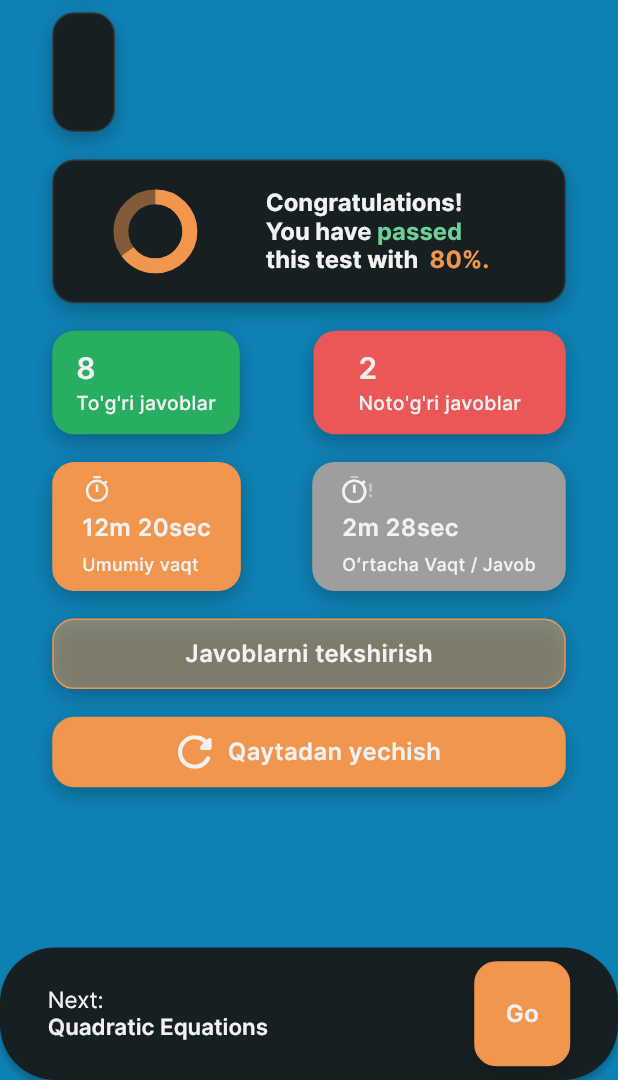
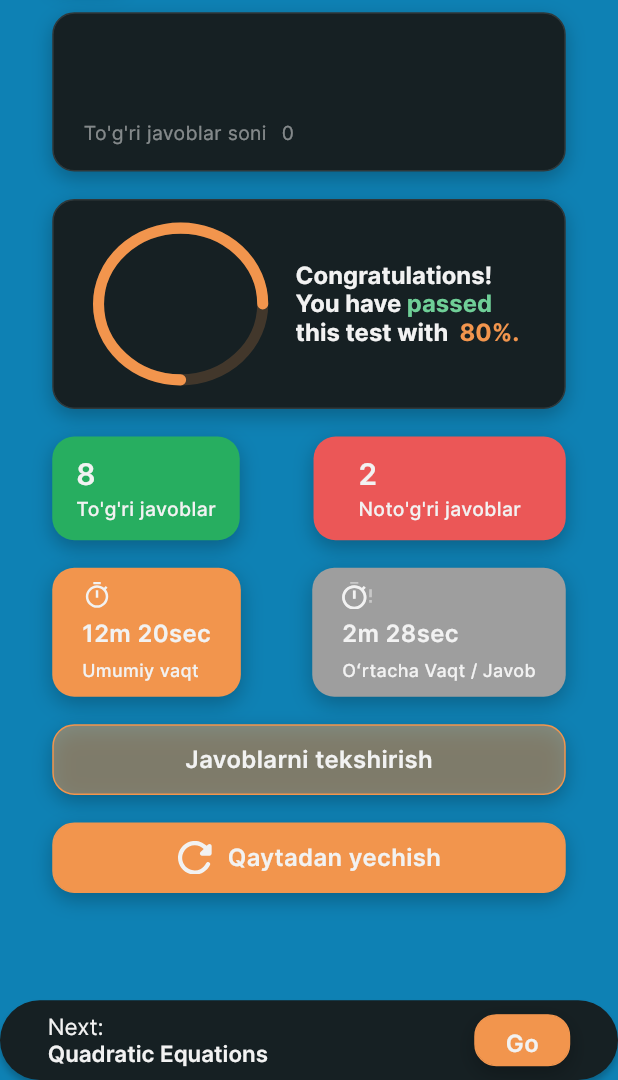
Before and after one commit to Yorq1nnur/my_quiz_app, a Flutter app: the ResultScreen screen opened directly with empty values, on a phone screen of 412 x 824 dp, the part 156-1236 px from its top. Run offline on Flutter 3.47's test engine with Material 3 defaults, Android fonts, the phone set to English and light mode, and no system bars; drawn by our look-alikes of zoom_tap_animation; our stand-ins replace flutter_screenutil, flutter_svg, lottie; missing offline and left inert: dart:ffi; project files that could hold a hidden picture were left out.

Commit message:
First ResultScreen

```diff
--- a/lib/screens/result_screen/get_subject_item.dart
+++ b/lib/screens/result_screen/get_subject_item.dart
@@ -1,15 +1,15 @@
 import 'package:flutter/material.dart';
 import 'package:flutter_screenutil/flutter_screenutil.dart';
-
 import '../../utils/colors/app_colors.dart';
 import '../../utils/styles/app_text_style.dart';
 
 class GetSubjectItem extends StatelessWidget {
   const GetSubjectItem(
-      {super.key, required this.subjectName, required this.subjectDescription});
+      {super.key, required this.subjectName, required this.subjectDescription, required this.trueAnswersCount});
 
   final String subjectName;
   final String subjectDescription;
+  final int trueAnswersCount;
 
   @override
   Widget build(BuildContext context) {
@@ -58,6 +58,28 @@ class GetSubjectItem extends StatelessWidget {
                 color: AppColors.cF2F2F2.withOpacity(0.5),
                 fontSize: 13.sp,
                 fontWeight: FontWeight.w400),
+          ),
+          SizedBox(
+            height: 8.h,
+          ),
+          Row(
+            children: [
+              Text(
+                "To'g'ri javoblar soni",
+                style: AppTextStyle.interBold.copyWith(
+                    color: AppColors.cF2F2F2.withOpacity(0.5),
+                    fontSize: 13.sp,
+                    fontWeight: FontWeight.w400),
+              ),
+              SizedBox(width: 10.w,),
+              Text(
+                trueAnswersCount.toString(),
+                style: AppTextStyle.interBold.copyWith(
+                    color: AppColors.cF2F2F2.withOpacity(0.5),
+                    fontSize: 13.sp,
+                    fontWeight: FontWeight.w400),
+              ),
+            ],
           )
         ],
       ),
--- a/lib/screens/result_screen/result_screen.dart
+++ b/lib/screens/result_screen/result_screen.dart
@@ -1,3 +1,5 @@
+import 'dart:math';
+
 import 'package:flutter/material.dart';
 import 'package:flutter/services.dart';
 import 'package:flutter_screenutil/flutter_screenutil.dart';
@@ -16,10 +18,11 @@ import '../subject_screen/subject_screen.dart';
 
 class ResultScreen extends StatefulWidget {
   const ResultScreen({
-    super.key, required this.answersReport,
+    super.key,
+    required this.answersReport,
+  });
 
-  });
-final AnswersReport answersReport;
+  final AnswersReport answersReport;
 
   @override
   State<ResultScreen> createState() => _ResultScreenState();
@@ -57,11 +60,13 @@ class _ResultScreenState extends State<ResultScreen> {
                   ),
                   GetSubjectItem(
                     subjectName: widget.answersReport.subjectModel.subjectName,
-                    subjectDescription: widget.answersReport.subjectModel.description,
+                    subjectDescription:
+                        widget.answersReport.subjectModel.description,
+                    trueAnswersCount: widget.answersReport.trueAnswersCount,
                   ),
                   Container(
                     padding: EdgeInsets.symmetric(
-                      horizontal: 50.w,
+                      horizontal: 30.w,
                       vertical: 20.h,
                     ),
                     margin: EdgeInsets.only(
@@ -90,15 +95,22 @@ class _ResultScreenState extends State<ResultScreen> {
                     child: Row(
                       mainAxisAlignment: MainAxisAlignment.spaceBetween,
                       children: [
-                        CircularProgressIndicator(
-                          color: AppColors.cF2954D,
-                          value: 0.65,
-                          strokeWidth: 10.w,
-                          strokeAlign: BorderSide.strokeAlignOutside,
-                          strokeCap: StrokeCap.butt,
-                          valueColor: const AlwaysStoppedAnimation<Color>(
-                              AppColors.cF2954D),
-                          backgroundColor: AppColors.cF2954D.withOpacity(0.5),
+                        SizedBox(
+                          height: 110.h,
+                          width: 110.w,
+                          child: Transform.rotate(
+                            angle: pi,
+                            child: CircularProgressIndicator(
+                              color: AppColors.cF2954D,
+                              backgroundColor: AppColors.cF2954D.withOpacity(
+                                0.20,
+                              ),
+                              value: 0.75,
+                              //widget.answersReport.truePercentage,
+                              strokeWidth: 8.h,
+                              strokeCap: StrokeCap.round,
+                            ),
+                          ),
                         ),
                         Column(
                           crossAxisAlignment: CrossAxisAlignment.start,
@@ -192,8 +204,10 @@ class _ResultScreenState extends State<ResultScreen> {
                         context,
                         MaterialPageRoute(
                           builder: (context) => StartQuizScreen(
-                              time: widget.answersReport.subjectModel.questions.length,
-                              subjectName: widget.answersReport.subjectModel.subjectName,
+                              time: widget
+                                  .answersReport.subjectModel.questions.length,
+                              subjectName:
+                                  widget.answersReport.subjectModel.subjectName,
                               subjectModel: widget.answersReport.subjectModel),
                         ),
                       );
```
